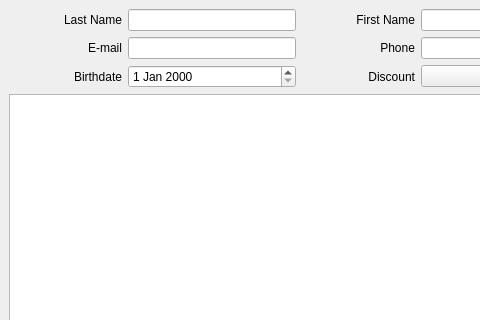
Old version of the form qt/manager/uis/dlg_user_info.ui in the repository mabragor/foobar; both pictures show x 0 to 480 and y 0 to 320 of the 600 by 411 pixel window.
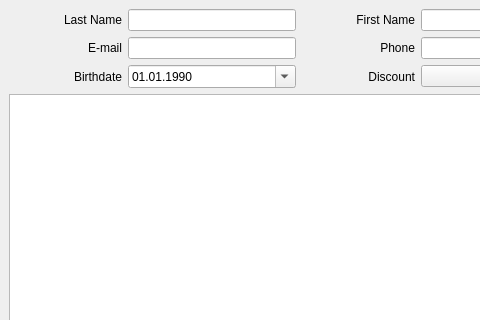
New version of the form.

Commit message: Bug #119: Check card before its assignment to user. Repair card assignment procedure on client info dialog.

The edit to the form file:
```diff
--- a/qt/manager/uis/dlg_user_info.ui
+++ b/qt/manager/uis/dlg_user_info.ui
@@ -98,7 +98,21 @@
        </widget>
       </item>
       <item row="2" column="1">
-       <widget class="QDateEdit" name="dateBirth"/>
+       <widget class="QDateEdit" name="dateBirth">
+        <property name="displayFormat">
+         <string>dd.MM.yyyy</string>
+        </property>
+        <property name="calendarPopup">
+         <bool>true</bool>
+        </property>
+        <property name="date">
+         <date>
+          <year>1990</year>
+          <month>1</month>
+          <day>1</day>
+         </date>
+        </property>
+       </widget>
       </item>
       <item row="2" column="3">
        <widget class="QComboBox" name="comboDiscount"/>
```
Left out of the diff: 6 changed lines with no effect on the pictures. The commit also changes 4 other files.
